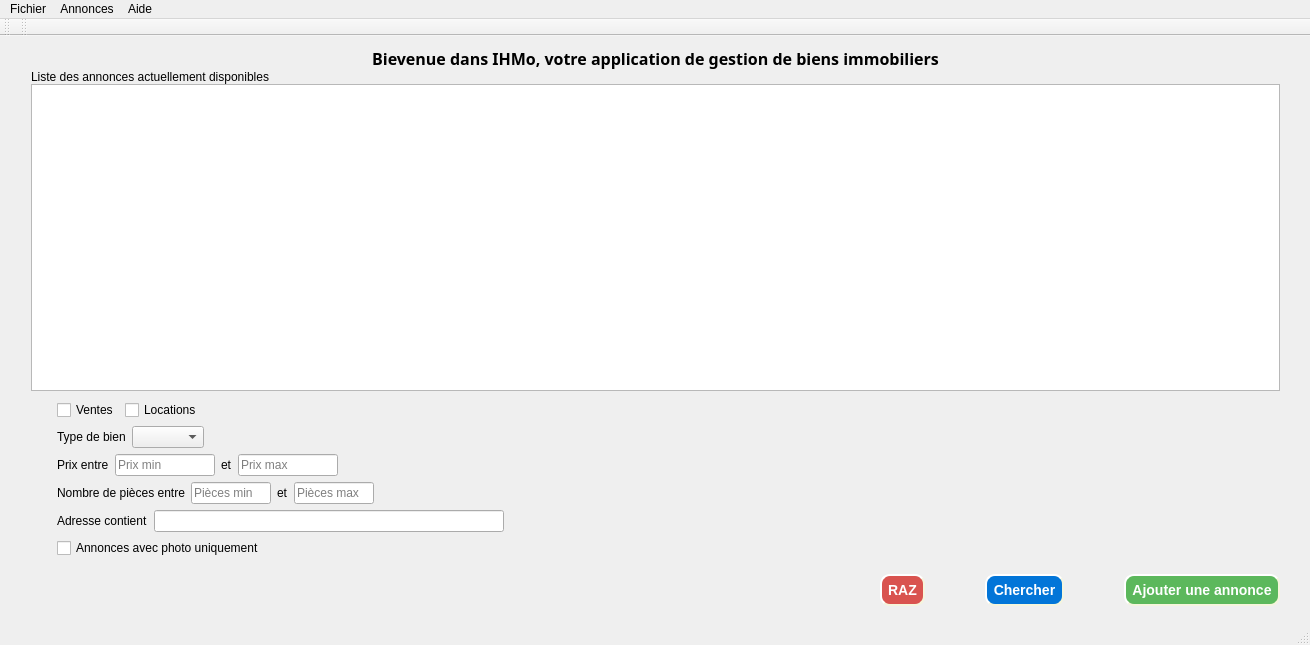
Qt form ihmo.ui (tonydd/IHMo) before a commit.
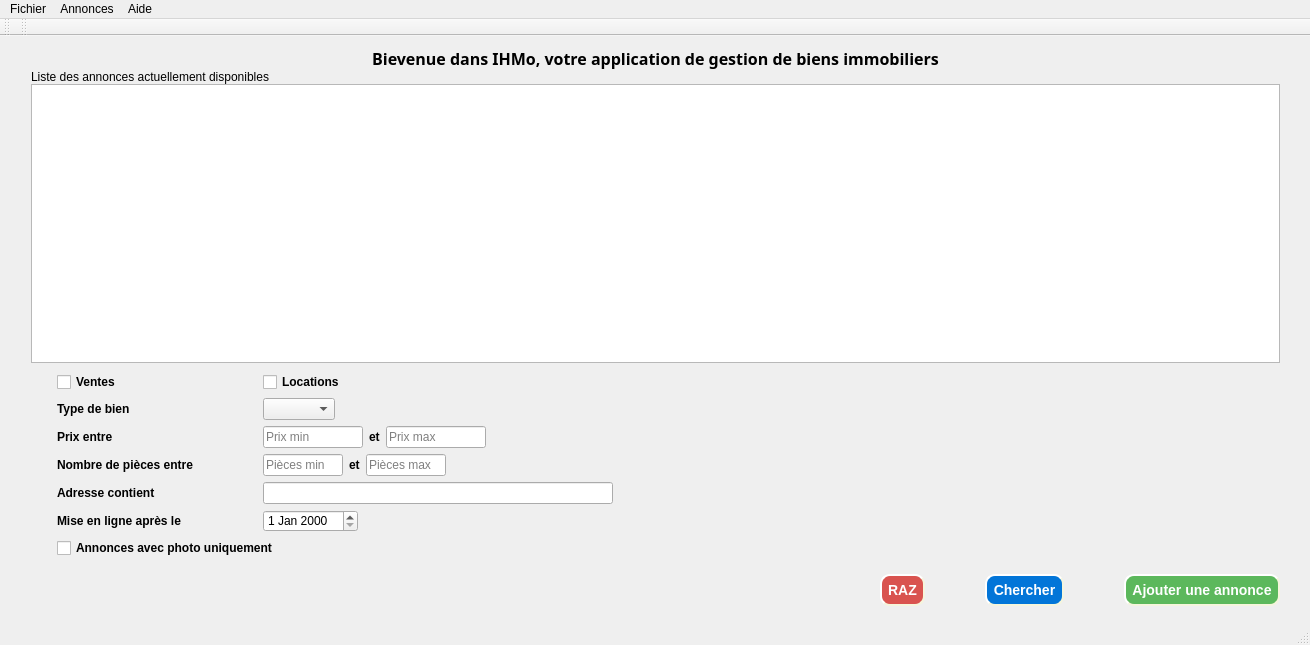
The same form after that commit. Icons and pictures are not drawn.

Commit message: Maj form recherche

```diff
--- a/ihmo.ui
+++ b/ihmo.ui
@@ -100,6 +100,10 @@
 	background-image: url('../Ressources/background_alpha.png');
 	border-bottom-left-radius: 3px;
 	border-bottom-right-radius: 3px;
+}
+
+QLabel, QCheckBox {
+	font-weight: bold;
 }</string>
        </property>
        <layout class="QVBoxLayout" name="verticalLayout_2">
@@ -122,6 +126,12 @@
           </property>
           <item>
            <widget class="QCheckBox" name="ckb_search_ventes">
+            <property name="minimumSize">
+             <size>
+              <width>200</width>
+              <height>0</height>
+             </size>
+            </property>
             <property name="text">
              <string>Ventes</string>
             </property>
@@ -159,6 +169,12 @@
           </property>
           <item>
            <widget class="QLabel" name="label_3">
+            <property name="minimumSize">
+             <size>
+              <width>200</width>
+              <height>0</height>
+             </size>
+            </property>
             <property name="text">
              <string>Type de bien</string>
             </property>
@@ -192,6 +208,12 @@
           </property>
           <item>
            <widget class="QLabel" name="label_4">
+            <property name="minimumSize">
+             <size>
+              <width>200</width>
+              <height>0</height>
+             </size>
+            </property>
             <property name="text">
              <string>Prix entre</string>
             </property>
@@ -255,6 +277,12 @@
           </property>
           <item>
            <widget class="QLabel" name="label_6">
+            <property name="minimumSize">
+             <size>
+              <width>200</width>
+              <height>0</height>
+             </size>
+            </property>
             <property name="text">
              <string>Nombre de pièces entre</string>
             </property>
@@ -318,6 +346,12 @@
           </property>
           <item>
            <widget class="QLabel" name="label_8">
+            <property name="minimumSize">
+             <size>
+              <width>200</width>
+              <height>0</height>
+             </size>
+            </property>
             <property name="text">
              <string>Adresse contient</string>
             </property>
@@ -348,6 +382,45 @@
           </item>
          </layout>
         </item>
+        <item>
+         <layout class="QHBoxLayout" name="horizontalLayout_2">
+          <property name="leftMargin">
+           <number>15</number>
+          </property>
+          <property name="topMargin">
+           <number>0</number>
+          </property>
+          <item>
+           <widget class="QLabel" name="label_9">
+            <property name="minimumSize">
+             <size>
+              <width>200</width>
+              <height>0</height>
+             </size>
+            </property>
+            <property name="text">
+             <string>Mise en ligne après le </string>
+            </property>
+           </widget>
+          </item>
+          <item>
+           <widget class="QDateEdit" name="dateEdit"/>
+          </item>
+          <item>
+           <spacer name="horizontalSpacer_7">
+            <property name="orientation">
+             <enum>Qt::Horizontal</enum>
+            </property>
+            <property name="sizeHint" stdset="0">
+             <size>
+              <width>40</width>
+              <height>20</height>
+             </size>
+            </property>
+           </spacer>
+          </item>
+         </layout>
+        </item>
         <item>
          <layout class="QHBoxLayout" name="horizontalLayout_8">
           <property name="leftMargin">
```
The commit also changes 1 other file.
